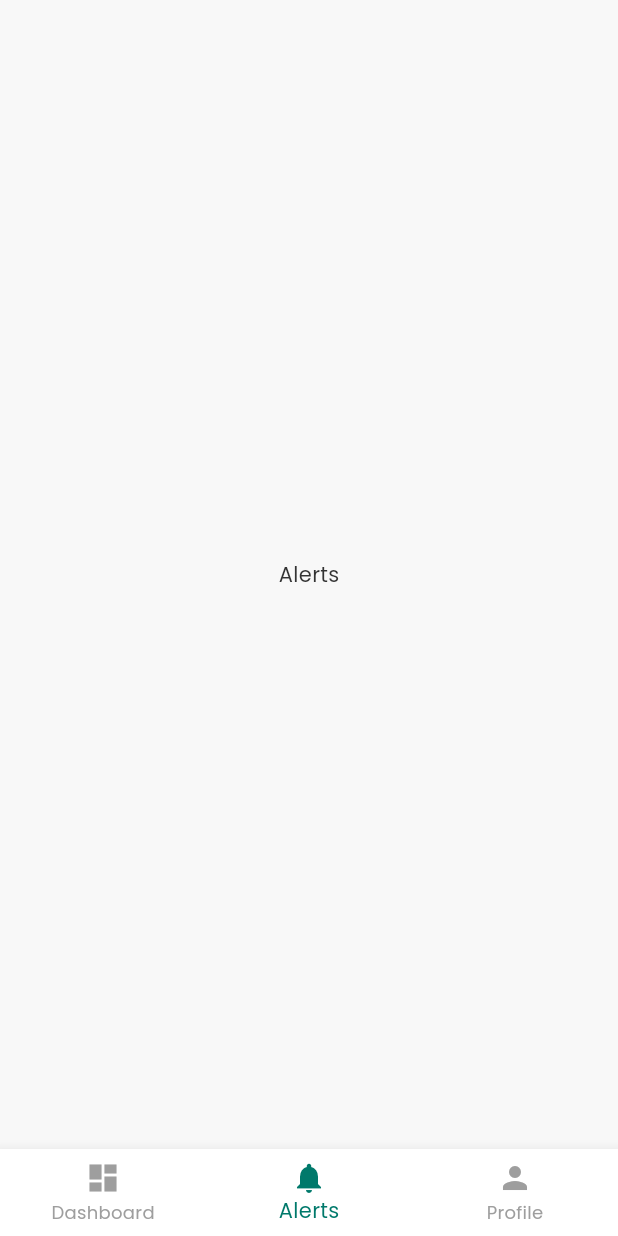
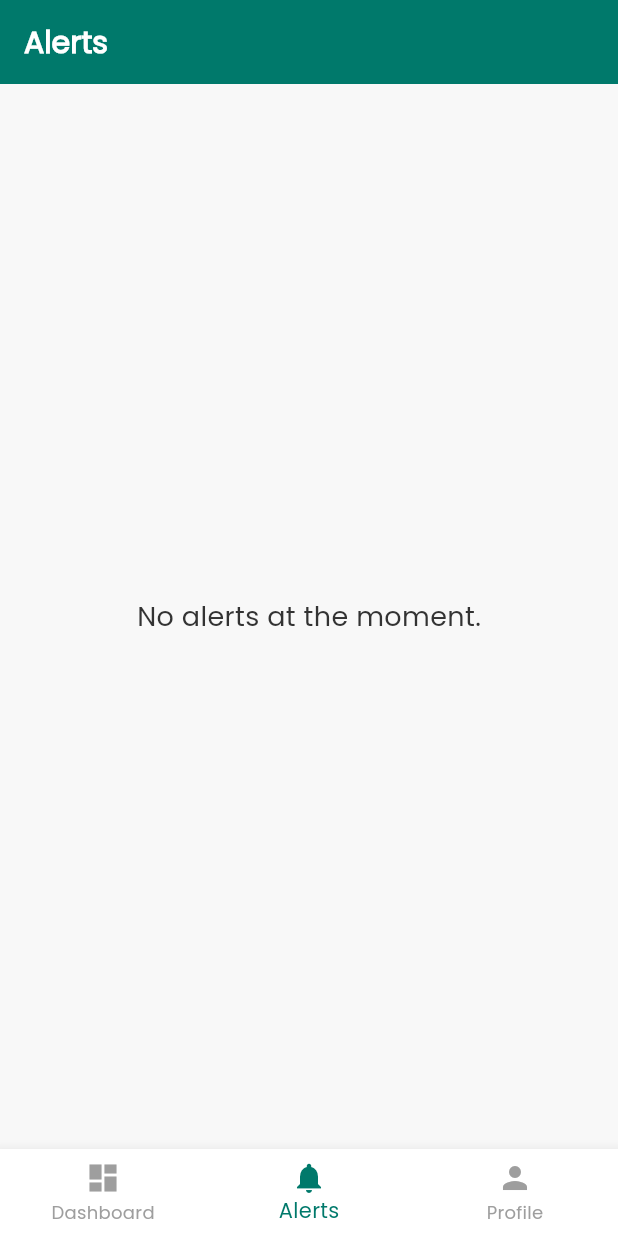
Before and after one commit to aayam17/pet_alert_app, a Flutter app: the Dashboard screen opened directly, item 2 of the bottom bar chosen, on a phone screen of 412 x 824 dp. Run offline on Flutter 3.47's test engine with Material 3 defaults, Android fonts, the phone set to English and light mode, and no system bars; our stand-ins replace font_awesome_flutter, google_fonts.

Commit message:
Dashbaord fixes

```diff
--- /dev/null
+++ b/lib/views/alerts.dart
@@ -0,0 +1,21 @@
+import 'package:flutter/material.dart';
+
+class AlertsScreen extends StatelessWidget {
+  const AlertsScreen({super.key});
+
+  @override
+  Widget build(BuildContext context) {
+    return Scaffold(
+      appBar: AppBar(
+        title: const Text('Alerts'),
+        backgroundColor: Colors.teal.shade700,
+      ),
+      body: const Center(
+        child: Text(
+          'No alerts at the moment.',
+          style: TextStyle(fontSize: 18),
+        ),
+      ),
+    );
+  }
+}
--- a/lib/views/dashboard.dart
+++ b/lib/views/dashboard.dart
@@ -1,4 +1,6 @@
 import 'package:flutter/material.dart';
+import 'alerts.dart';
+import 'profile.dart';
 
 class Dashboard extends StatefulWidget {
   const Dashboard({super.key});
@@ -11,9 +13,9 @@ class _DashboardState extends State<Dashboard> {
   int _currentIndex = 0;
 
   final List<Widget> _screens = [
-    Center(child: Text('Home')),
-    Center(child: Text('Alerts')),
-    Center(child: Text('Profile')),
+    const SizedBox(),
+    const AlertsScreen(),
+    const ProfileScreen(),
   ];
 
   @override
@@ -88,7 +90,7 @@ class _DashboardState extends State<Dashboard> {
               const SizedBox(height: 16),
 
               const Text(
-                ' Dashboard pet alerts, view updates, and explore features.',
+                'Dashboard pet alerts, view updates, and explore features.',
                 style: TextStyle(
                   fontSize: 16,
                   color: Colors.black87,
```
Also changed, not shown: lib/views/profile.dart (added, +21 -0 lines).
